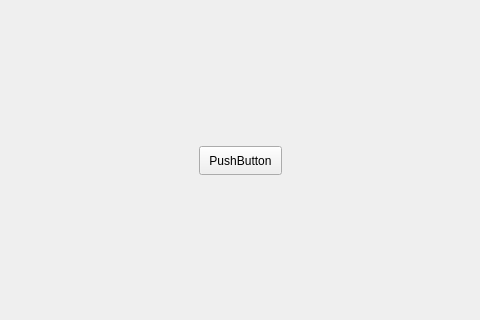
Qt form Stardew_Castle/mainwindow.ui (jamesg89012/Stardew_Castle) before a commit; both pictures show x 521 to 1001 and y 264 to 584 of the 1339 by 686 pixel window.
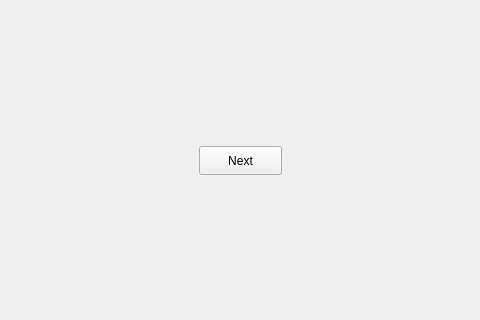
The same form after that commit.

What changed in the file:
```diff
--- a/Stardew_Castle/mainwindow.ui
+++ b/Stardew_Castle/mainwindow.ui
@@ -24,7 +24,7 @@
      </rect>
     </property>
     <property name="text">
-     <string>PushButton</string>
+     <string>Next</string>
     </property>
    </widget>
    <widget class="QTextEdit" name="textEdit">
```
